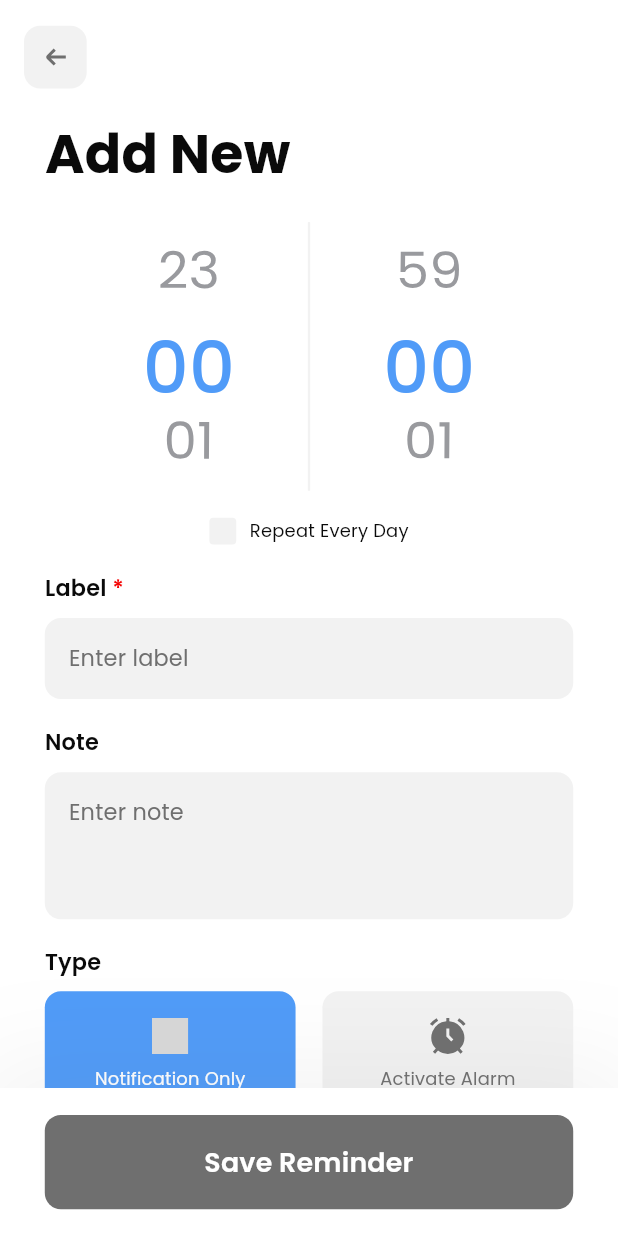
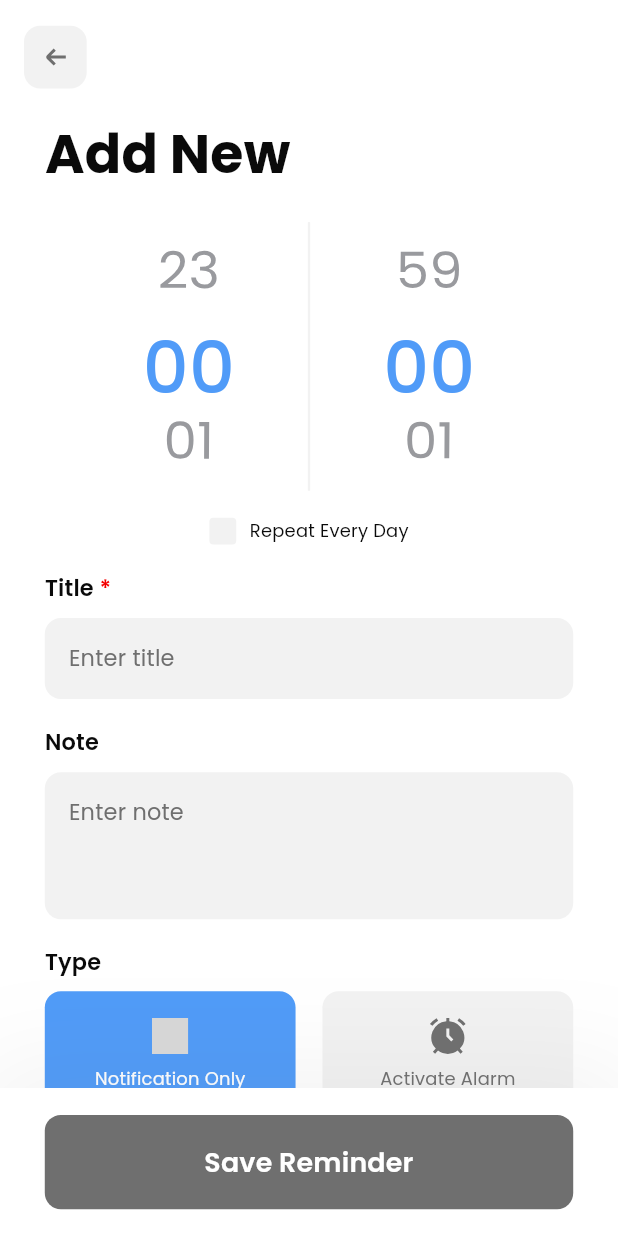
Before and after one commit to andi-lestianto/reminder_app, a Flutter app: the AddReminderView screen opened directly, on a phone screen of 412 x 824 dp. Run offline on Flutter 3.47's test engine with Material 3 defaults, Android fonts, the phone set to English and light mode, and no system bars; our stand-ins replace bloc, flutter_bloc, flutter_screenutil, flutter_svg, fpdart, freezed_annotation and 5 more; grey boxes are pictures that could not be loaded.

Commit message:
feat: add reminder action onclick

```diff
--- /dev/null
+++ b/lib/core/enum/reminder_type_enum.dart
@@ -0,0 +1 @@
+enum ReminderTypeEnum { notification, alarm }
--- /dev/null
+++ b/lib/features/addreminder/presentation/bloc/addreminder_event.dart
@@ -0,0 +1,8 @@
+part of 'addreminder_bloc.dart';
+
+@freezed
+class AddReminderEvent with _$AddReminderEvent {
+  const factory AddReminderEvent.started() = _Started;
+  const factory AddReminderEvent.fillForm({required ReminderEntity? reminder}) =
+      _FillForm;
+}
--- /dev/null
+++ b/lib/features/addreminder/presentation/bloc/addreminder_state.dart
@@ -0,0 +1,20 @@
+part of 'addreminder_bloc.dart';
+
+@freezed
+abstract class AddReminderState with _$AddReminderState {
+  const factory AddReminderState({
+    required String title,
+    @Default('') String? note,
+    @Default('') String? imagePath,
+    @Default(false) bool isRepeatEveryDay,
+    required ReminderTypeEnum reminderType,
+  }) = _AddReminderState;
+
+  factory AddReminderState.initial() => AddReminderState(
+    title: '',
+    note: '',
+    imagePath: '',
+    isRepeatEveryDay: false,
+    reminderType: ReminderTypeEnum.notification,
+  );
+}
--- a/lib/features/addreminder/presentation/pages/add_reminder_page.dart
+++ b/lib/features/addreminder/presentation/pages/add_reminder_page.dart
@@ -1,7 +1,11 @@
 import 'package:flutter/material.dart';
+import 'package:flutter_bloc/flutter_bloc.dart';
 import 'package:flutter_screenutil/flutter_screenutil.dart';
 import 'package:go_router/go_router.dart';
+import 'package:reminder_app/core/di/injection.dart';
 import 'package:reminder_app/core/utils/form_validator_utils.dart';
+import 'package:reminder_app/features/addreminder/presentation/bloc/addreminder_bloc.dart';
+import 'package:reminder_app/features/reminder/domain/entity/reminder_entity.dart';
 import 'package:reminder_app/gen/assets.gen.dart';
 import 'package:reminder_app/theme/color_theme.dart';
 import 'package:reminder_app/theme/font_theme.dart';
@@ -11,16 +15,28 @@ import 'package:reminder_app/widget/custom_textformfield_widget.dart';
 import 'package:reminder_app/widget/custom_wheel_datepicker_widget.dart';
 
 class AddReminderPage extends StatelessWidget {
-  const AddReminderPage({super.key});
+  final ReminderEntity? reminder;
+  const AddReminderPage({super.key, this.reminder});
 
   @override
   Widget build(BuildContext context) {
-    return AddReminderView();
+    return BlocProvider(
+      create: (context) =>
+          getIt<AddReminderBloc>()
+            ..add(AddReminderEvent.fillForm(reminder: reminder)),
+      child: AddReminderView(reminder: reminder),
+      // child: BlocBuilder<AddReminderBloc, AddReminderState>(
+      //   builder: (context, state) {
+      //     return Material(child: Text(state.title));
+      //   },
+      // ),
+    );
   }
 }
 
 class AddReminderView extends StatefulWidget {
-  const AddReminderView({super.key});
+  final ReminderEntity? reminder;
+  const AddReminderView({super.key, this.reminder});
 
   @override
   State<AddReminderView> createState() => _AddReminderViewState();
@@ -50,7 +66,29 @@ class _AddReminderViewState extends State<AddReminderView> {
   }
 
   @override
+  void dispose() {
+    labelTextEditingController.dispose();
+    noteTextEditingController.dispose();
+    additionalImageTextEditingController.dispose();
+    super.dispose();
+  }
+
+  @override
   Widget build(BuildContext context) {
+    return BlocConsumer<AddReminderBloc, AddReminderState>(
+      listenWhen: (previous, current) {
+        return previous.title != current.title ||
+            previous.note != current.note ||
+            previous.imagePath != current.imagePath ||
+            previous.isRepeatEveryDay != current.isRepeatEveryDay;
+      },
+      listener: (context, state) {
+        labelTextEditingController.text = state.title;
+        noteTextEditingController.text = state.note ?? '';
+        additionalImageTextEditingController.text = state.imagePath ?? '';
+        isRepeatEveryDay = state.isRepeatEveryDay;
+      },
+      builder: (context, state) {
         return GestureDetector(
           onTap: () {
             FocusScope.of(context).unfocus();
@@ -104,8 +142,10 @@ class _AddReminderViewState extends State<AddReminderView> {
                     spacing: 24.w,
                     children: [
                       Text(
-                    'Add New',
-                    style: FontTheme.bold48.copyWith(color: ColorTheme.black),
+                        widget.reminder == null ? 'Add New' : 'Edit Reminder',
+                        style: FontTheme.bold48.copyWith(
+                          color: ColorTheme.black,
+                        ),
                       ),
                       CustomWheelDatepicker(),
                       Center(
@@ -120,8 +160,8 @@ class _AddReminderViewState extends State<AddReminderView> {
 
                       CustomTextFormFieldWidget(
                         textEditingController: labelTextEditingController,
-                    labelText: 'Label',
-                    hintText: 'Enter label',
+                        labelText: 'Title',
+                        hintText: 'Enter title',
                         validator: FormValidatorUtils.required,
                         onChanged: (value) {
                           validateForm();
@@ -160,7 +200,8 @@ class _AddReminderViewState extends State<AddReminderView> {
                                   ),
                                   child: Column(
                                     children: [
-                                  Assets.icons.bellNotificationSocialMedia.svg(
+                                      Assets.icons.bellNotificationSocialMedia
+                                          .svg(
                                             height: 32.w,
                                             width: 32.w,
                                             colorFilter: ColorFilter.mode(
@@ -212,7 +253,8 @@ class _AddReminderViewState extends State<AddReminderView> {
                         ],
                       ),
                       CustomTextFormFieldWidget(
-                    textEditingController: additionalImageTextEditingController,
+                        textEditingController:
+                            additionalImageTextEditingController,
                         labelText: 'Additional Image',
                         hintText: 'Select image',
                         onButtonTap: () {},
@@ -248,5 +290,7 @@ class _AddReminderViewState extends State<AddReminderView> {
             ),
           ),
         );
+      },
+    );
   }
 }
--- a/lib/routes/app_router.dart
+++ b/lib/routes/app_router.dart
@@ -2,6 +2,7 @@ import 'package:go_router/go_router.dart';
 import 'package:reminder_app/features/addreminder/presentation/pages/add_reminder_page.dart';
 import 'package:reminder_app/features/image_details/presentation/pages/image_details_page.dart';
 import 'package:reminder_app/features/mainscreen/presentation/pages/main_screen.dart';
+import 'package:reminder_app/features/reminder/domain/entity/reminder_entity.dart';
 import 'package:reminder_app/routes/route_names.dart';
 
 final GoRouter appRouter = GoRouter(
@@ -15,7 +16,10 @@ final GoRouter appRouter = GoRouter(
     GoRoute(
       name: RouteNames.addReminder,
       path: RouteNames.addReminder,
-      builder: (context, state) => const AddReminderPage(),
+      builder: (context, state) {
+        final reminder = state.extra as ReminderEntity?;
+        return AddReminderPage(reminder: reminder);
+      },
     ),
     GoRoute(
       name: RouteNames.imageDetails,
--- a/lib/theme/font_theme.dart
+++ b/lib/theme/font_theme.dart
@@ -23,6 +23,13 @@ class FontTheme {
 
   static TextStyle get regular48 => _baseStyle(
     fontSize: 48,
+    fontWeight: FontWeight.w400,
+    height: 1.5,
+    letterSpacing: 0.15,
+  );
+
+  static TextStyle get regular24 => _baseStyle(
+    fontSize: 24,
     fontWeight: FontWeight.w400,
     height: 1.5,
     letterSpacing: 0.15,
```
Also changed, not shown: lib/features/addreminder/presentation/bloc/addreminder_bloc.dart (added, +38 -0 lines), lib/features/reminder/domain/entity/reminder_entity.dart (+16 -6 lines), lib/features/reminder/presentation/widget/reminder_action_widget.dart (added, +140 -0 lines), lib/features/reminder/presentation/widget/reminders_widget.dart (+14 -2 lines), lib/core/di/injection.config.dart, lib/features/addreminder/presentation/bloc/addreminder_bloc.freezed.dart (added), lib/features/reminder/domain/entity/reminder_entity.freezed.dart. Lines whose indentation alone changed are shown as unchanged.
